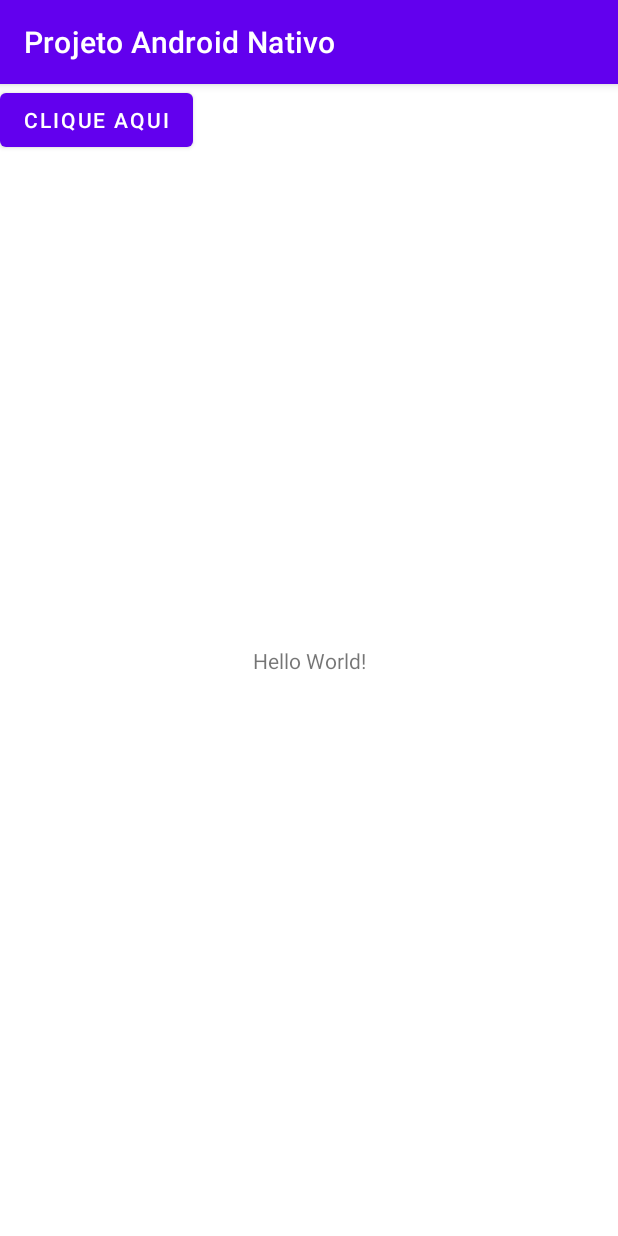
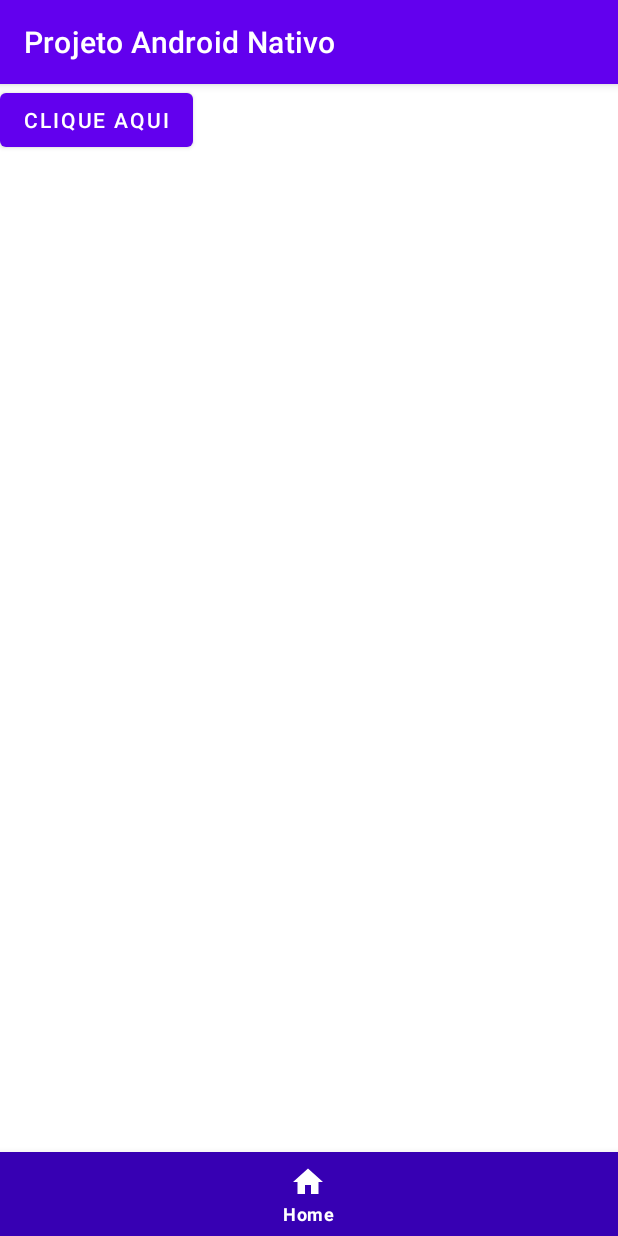
Before and after one commit to joaocardosoit/Android-Project-ULHT-MC20-21, an Android app: the screen it shows after launch (MainActivity), on a phone screen of 412 x 824 dp. Run offline under Robolectric (Android 15) with nearby library versions, the phone set to English and light mode, and no system bars; libraries missing offline, so code that uses them is left out: pt.ulusofona.deisi.

Commit message:
New dependecie. Add a nav_bar menu with one icon, just to demonstrate the idea.

```diff
--- a/app/build.gradle
+++ b/app/build.gradle
@@ -43,4 +43,7 @@ dependencies {
     testImplementation 'junit:junit:4.+'
     androidTestImplementation 'androidx.test.ext:junit:1.1.2'
     androidTestImplementation 'androidx.test.espresso:espresso-core:3.3.0'
+
+    implementation 'com.google.android.material:material:1.1.0'
+
 }
--- a/app/src/main/java/pt/ulusofona/deisi/a2020/cm/g2/MainActivity.kt
+++ b/app/src/main/java/pt/ulusofona/deisi/a2020/cm/g2/MainActivity.kt
@@ -1,6 +1,6 @@
 package pt.ulusofona.deisi.a2020.cm.g2
 
-import android.app.ListActivity
+
 import android.content.Intent
 import androidx.appcompat.app.AppCompatActivity
 import android.os.Bundle
--- /dev/null
+++ b/app/src/main/res/drawable/ic_home.xml
@@ -0,0 +1,5 @@
+<vector android:height="24dp" android:tint="#FFFFFF"
+    android:viewportHeight="24" android:viewportWidth="24"
+    android:width="24dp" xmlns:android="http://schemas.android.com/apk/res/android">
+    <path android:fillColor="@android:color/white" android:pathData="M10,20v-6h4v6h5v-8h3L12,3 2,12h3v8z"/>
+</vector>
--- a/app/src/main/res/layout/activity_main.xml
+++ b/app/src/main/res/layout/activity_main.xml
@@ -1,19 +1,11 @@
 <?xml version="1.0" encoding="utf-8"?>
-<androidx.constraintlayout.widget.ConstraintLayout xmlns:android="http://schemas.android.com/apk/res/android"
+<RelativeLayout xmlns:android="http://schemas.android.com/apk/res/android"
     xmlns:app="http://schemas.android.com/apk/res-auto"
     xmlns:tools="http://schemas.android.com/tools"
     android:layout_width="match_parent"
     android:layout_height="match_parent"
     tools:context="pt.ulusofona.deisi.a2020.cm.g2.MainActivity">
 
-    <TextView
-        android:layout_width="wrap_content"
-        android:layout_height="wrap_content"
-        android:text="Hello World!"
-        app:layout_constraintBottom_toBottomOf="parent"
-        app:layout_constraintLeft_toLeftOf="parent"
-        app:layout_constraintRight_toRightOf="parent"
-        app:layout_constraintTop_toTopOf="parent" />
 
     <Button
         android:id="@+id/botao"
@@ -22,6 +14,28 @@
         android:text="Clique aqui"
         android:orientation="vertical"
         android:gravity="center"
-        tools:ignore="MissingConstraints" />
+        tools:ignore="MissingConstraints"/>
 
-</androidx.constraintlayout.widget.ConstraintLayout>
+    <FrameLayout
+        android:id="@+id/home"
+        android:layout_width="match_parent"
+        android:layout_height="match_parent"
+        android:layout_above="@+id/bottom_navigation"
+        />
+
+    <com.google.android.material.bottomnavigation.BottomNavigationView
+        android:id="@+id/bottom_navigation"
+        android:layout_width="match_parent"
+        android:layout_height="wrap_content"
+        android:layout_alignParentBottom="true"
+        android:background="@color/purple_700"
+        app:itemBackground="@color/purple_700"
+        app:itemIconTint="#fff"
+        app:itemTextColor="#fff"
+        app:menu="@menu/nav_menu"/>
+
+
+
+
+
+</RelativeLayout>
--- /dev/null
+++ b/app/src/main/res/menu/nav_menu.xml
@@ -0,0 +1,9 @@
+<?xml version="1.0" encoding="utf-8"?>
+<menu xmlns:android="http://schemas.android.com/apk/res/android">
+
+    <item
+        android:id="@+id/ic_home"
+        android:icon="@drawable/ic_home"
+        android:title="Home"/>
+
+</menu>
```
